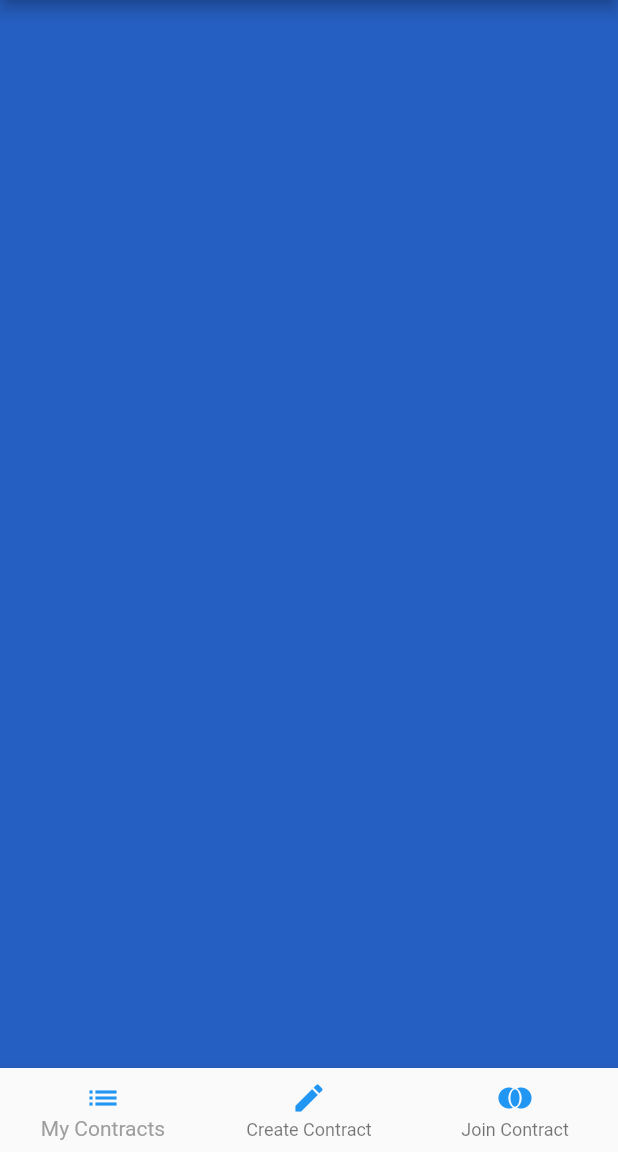
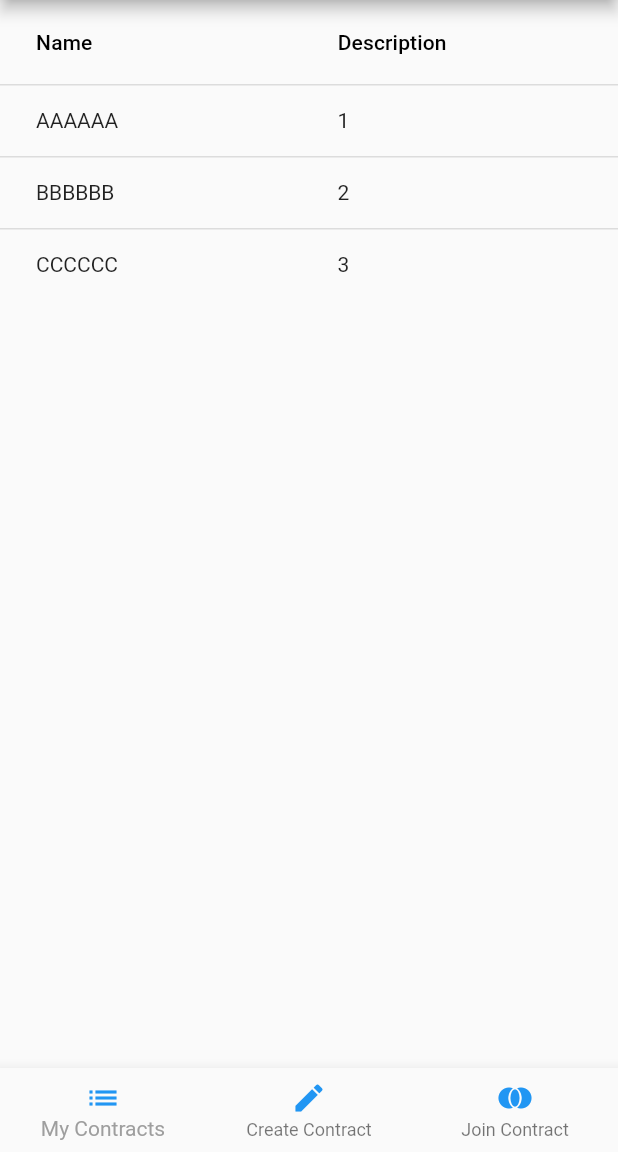
Before and after one commit to ronmegini/Flutter-Smartswap-App, a Flutter app: the screen it shows after launch, on a phone screen of 412 x 824 dp, the part 84-1236 px from its top. Run offline on Flutter 3.47's test engine with Material 2 defaults, Android fonts, the phone set to English and light mode, and no system bars.

Commit message:
add data table to contracts view

```diff
--- a/lib/main.dart
+++ b/lib/main.dart
@@ -1,32 +1,34 @@
-import 'dart:convert';
-
 import 'package:first_app/screens/contracts.dart';
 import 'package:first_app/screens/create.dart';
 import 'package:first_app/screens/join.dart';
 import 'package:flutter/material.dart';
 
 void main() {
-  runApp(MyApp());
+  runApp(const MyApp());
 }
 
 class MyApp extends StatelessWidget {
+  const MyApp({super.key});
+
   @override
   Widget build(BuildContext context) {
     return MaterialApp(
 // #region MaterialApp() attributes
-      title: 'Flutter Swipeable Pages with BottomNavBar',
+      title: 'Smart Swap App',
       debugShowCheckedModeBanner: false,
       theme: ThemeData(
         primarySwatch: Colors.grey,
         visualDensity: VisualDensity.adaptivePlatformDensity,
       ),
 // #endregion
-      home: MyHomePage(),
+      home: const MyHomePage(),
     );
   }
 }
 
 class MyHomePage extends StatefulWidget {
+  const MyHomePage({super.key});
+
   @override
   _MyHomePageState createState() => _MyHomePageState();
 }
@@ -57,18 +59,18 @@ class _MyHomePageState extends State<MyHomePage> {
       body: PageView(
         controller: _pageController,
         onPageChanged: (newIndex) {
-          setState() {
-            _currentIndex = newIndex;
-          }
+          //setState() {
+          _currentIndex = newIndex;
+          //}
         },
-        children: const [JoinScreen(), CreateScreen(), ContractsScreen()],
+        children: const [ContractsScreen(), CreateScreen(), JoinScreen()],
       ),
       bottomNavigationBar: BottomNavigationBar(
         currentIndex: _currentIndex,
         items: _bottomNavigationBarItems,
         onTap: (index) {
           _pageController.animateToPage(index,
-              duration: Duration(milliseconds: 500), curve: Curves.ease);
+              duration: Duration(milliseconds: 100), curve: Curves.ease);
         },
         //type: BottomNavigationBarType.fixed,
       ),
--- a/lib/screens/contracts.dart
+++ b/lib/screens/contracts.dart
@@ -4,6 +4,34 @@ class ContractsScreen extends StatelessWidget {
   const ContractsScreen({super.key});
   @override
   Widget build(BuildContext context) {
-    return Container(color: const Color.fromARGB(255, 4, 4, 59));
+    return Container(child: ContractsTable());
   }
 }
+
+class ContractsTable extends StatelessWidget {
+  ContractsTable({super.key});
+  final List<Map<String, String>> listOfColumns = [
+    {"Name": "AAAAAA", "Description": "1"},
+    {"Name": "BBBBBB", "Description": "2"},
+    {"Name": "CCCCCC", "Description": "3"}
+  ];
+  @override
+  Widget build(BuildContext context) {
+    return DataTable(
+      columns: const [
+        DataColumn(label: Text('Name')),
+        DataColumn(label: Text('Description'))
+      ],
+      rows: listOfColumns
+          .map(
+            ((element) => DataRow(
+                  cells: <DataCell>[
+                    DataCell(Text(element["Name"]!)),
+                    DataCell(Text(element["Description"]!)),
+                  ],
+                )),
+          )
+          .toList(),
+    );
+  }
+}
```
